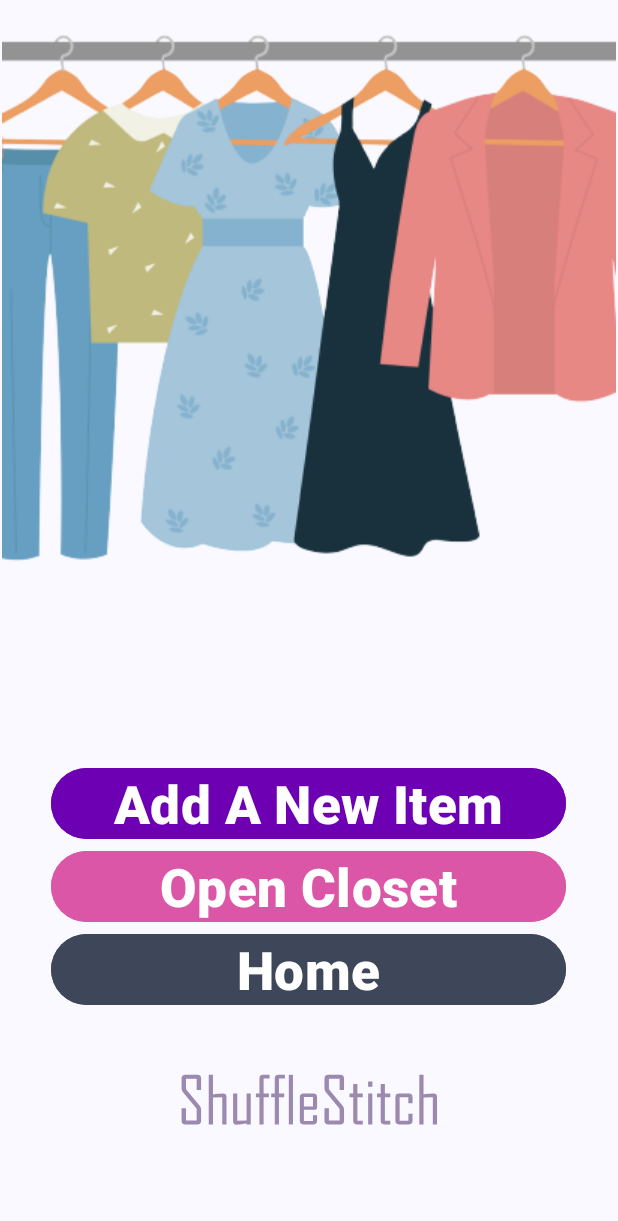
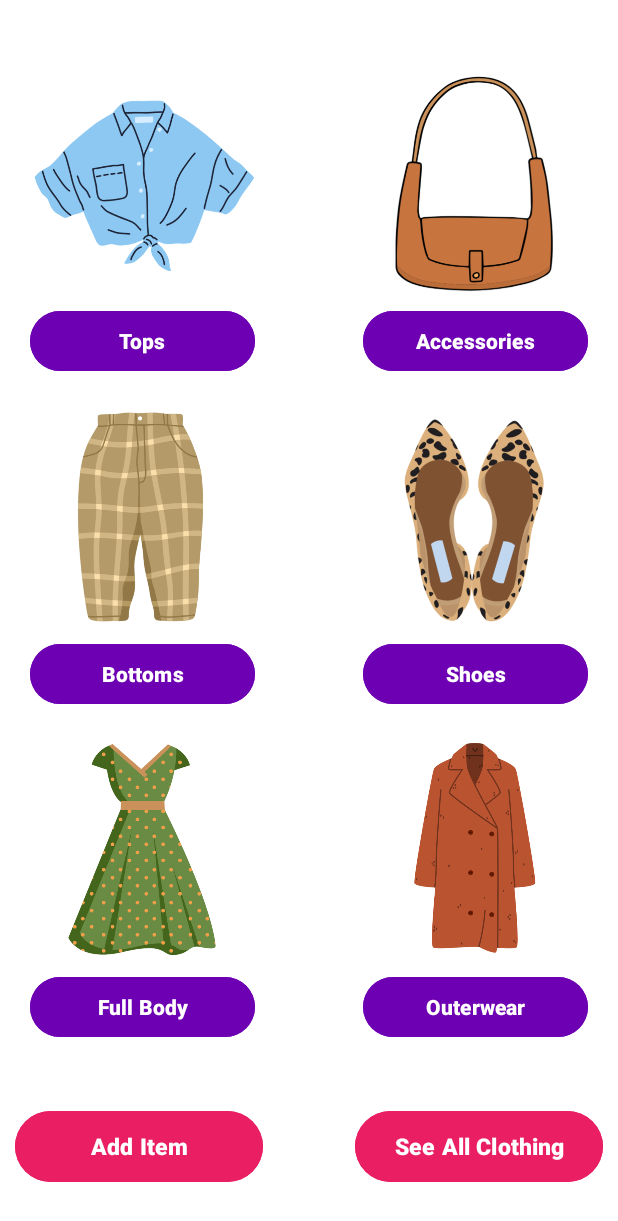
Before and after one commit to S-M-Flynn/ShuffleStitch, an Android app: the layout closet_activity.xml on its own in the app's theme, with its tools: preview values and no code run, on a phone screen of 412 x 824 dp. Shown: the top 1221 px of the screen. Run offline under Robolectric (Android 15) with nearby library versions, the phone set to English and light mode, and no system bars.

Commit message:
added changes to the startup page and fixed shuffle

```diff
--- a/app/src/main/res/layout/activity_selection.xml
+++ b/app/src/main/res/layout/activity_selection.xml
@@ -47,10 +47,10 @@
     <Button
         android:id="@+id/open_closet_button"
         android:layout_width="343dp"
-        android:layout_height="60dp"
+        android:layout_height="80dp"
         android:text="@string/goto_closet"
         android:textColor="@android:color/white"
-        android:textSize="35sp"
+        android:textSize="45sp"
         android:textStyle="bold"
         android:gravity="center"
         android:padding="0dp"
@@ -68,11 +68,11 @@
     <Button
         android:id="@+id/shuffle_button"
         android:layout_width="343dp"
-        android:layout_height="60dp"
+        android:layout_height="80dp"
         android:textStyle="bold"
         android:text="@string/shuffle_button"
         android:backgroundTint="#DB56A6"
-        android:textSize="35sp"
+        android:textSize="45sp"
         android:gravity="center"
         android:padding="0dp"
         android:textColor="@android:color/white"
@@ -90,7 +90,9 @@
         android:src="@drawable/group_1"
         app:layout_constraintStart_toStartOf="parent"
         app:layout_constraintEnd_toEndOf="parent"
+        app:layout_constraintTop_toBottomOf="@id/shuffle_button"
         app:layout_constraintBottom_toBottomOf="parent"
         app:layout_constraintHeight_percent="0.4"
         android:scaleType="centerInside" />
+
 </androidx.constraintlayout.widget.ConstraintLayout>
--- a/app/src/main/res/layout/closet_activity.xml
+++ b/app/src/main/res/layout/closet_activity.xml
@@ -1,69 +1,180 @@
-<?xml version="1.0" encoding="utf-8"?>
 <RelativeLayout xmlns:android="http://schemas.android.com/apk/res/android"
     android:layout_width="match_parent"
     android:layout_height="match_parent"
-    android:background="@null"
+    android:background="@color/white"
     android:gravity="center"
     android:orientation="vertical">
 
+    <!-- Row 1: Tops and Accessories -->
+    <ImageView
+        android:id="@+id/tops_icon"
+        android:layout_width="150dp"
+        android:layout_height="150dp"
+        android:src="@drawable/top"
+        android:contentDescription="Tops Icon"
+        android:layout_alignParentStart="true"
+        android:layout_marginStart="20dp"
+        android:layout_marginTop="45dp" />
+
+    <Button
+        android:id="@+id/tops_label"
+        android:layout_width="150dp"
+        android:layout_height="48dp"
+        android:layout_below="@id/tops_icon"
+        android:layout_alignStart="@id/tops_icon"
+        android:layout_marginTop="8dp"
+        android:backgroundTint="@color/purple"
+        android:text="Tops"
+        android:textColor="#FFFFFF"
+        android:textSize="14sp"
+        android:textStyle="bold" />
 
     <ImageView
-        android:id="@+id/closet_photo"
-        android:layout_width="match_parent"
-        android:layout_height="wrap_content"
-        android:contentDescription="closet image"
-        android:scaleType="fitCenter"
-        android:src="@drawable/group_2" />
+        android:id="@+id/accessories_icon"
+        android:layout_width="150dp"
+        android:layout_height="150dp"
+        android:src="@drawable/accessories"
+        android:contentDescription="Accessories Icon"
+        android:layout_alignParentEnd="true"
+        android:layout_marginEnd="20dp"
+        android:layout_marginTop="45dp" />
 
     <Button
-        android:id="@+id/camera_button"
-        android:layout_width="343dp"
-        android:layout_height="wrap_content"
-        android:backgroundTint="#6e00b3"
-        android:gravity="center"
-        android:padding="0dp"
-        android:textSize="35sp"
-        android:textStyle="bold"
-        android:layout_above ="@id/goto_closet"
-        android:layout_marginBottom="0dp"
-        android:layout_centerHorizontal="true"
-        android:text="@string/button_camera"/>
+        android:id="@+id/accessories_label"
+        android:layout_width="150dp"
+        android:layout_height="48dp"
+        android:layout_below="@id/accessories_icon"
+        android:layout_alignEnd="@id/accessories_icon"
+        android:layout_marginTop="8dp"
+        android:backgroundTint="@color/purple"
+        android:text="Accessories"
+        android:textColor="#FFFFFF"
+        android:textSize="14sp"
+        android:textStyle="bold" />
+
+    <!-- Row 2: Bottoms and Shoes -->
+    <ImageView
+        android:id="@+id/bottoms_icon"
+        android:layout_width="150dp"
+        android:layout_height="150dp"
+        android:src="@drawable/bottoms"
+        android:contentDescription="Bottoms Icon"
+        android:layout_below="@id/tops_label"
+        android:layout_alignParentStart="true"
+        android:layout_marginStart="20dp"
+        android:layout_marginTop="16dp" />
 
     <Button
-        android:id="@+id/goto_closet"
-        android:layout_width="343dp"
-        android:layout_height="wrap_content"
-        android:backgroundTint="#DB56A6"
-        android:textSize="35sp"
-        android:textStyle="bold"
-        android:gravity="center"
-        android:padding="0dp"
-        android:textColor="@android:color/white"
-        android:layout_centerHorizontal="true"
-        android:layout_above ="@id/home_button"
-        android:layout_marginBottom="0dp"
-        android:text="@string/goto_closet"/>
+        android:id="@+id/bottoms_label"
+        android:layout_width="150dp"
+        android:layout_height="48dp"
+        android:layout_below="@id/bottoms_icon"
+        android:layout_alignStart="@id/bottoms_icon"
+        android:layout_marginTop="8dp"
+        android:backgroundTint="@color/purple"
+        android:text="Bottoms"
+        android:textColor="#FFFFFF"
+        android:textSize="14sp"
+        android:textStyle="bold" />
+
+    <ImageView
+        android:id="@+id/shoes_icon"
+        android:layout_width="150dp"
+        android:layout_height="150dp"
+        android:src="@drawable/shoes"
+        android:contentDescription="Shoes Icon"
+        android:layout_below="@id/accessories_label"
+        android:layout_alignParentEnd="true"
+        android:layout_marginEnd="20dp"
+        android:layout_marginTop="16dp" />
 
     <Button
-        android:id="@+id/home_button"
-        android:layout_width="343dp"
-        android:layout_height="wrap_content"
-        android:backgroundTint="@color/md_theme_onSecondaryFixedVariant"
-        android:textSize="35sp"
+        android:id="@+id/shoes_label"
+        android:layout_width="150dp"
+        android:layout_height="48dp"
+        android:layout_below="@id/shoes_icon"
+        android:layout_alignEnd="@id/shoes_icon"
+        android:layout_marginTop="8dp"
+        android:backgroundTint="@color/purple"
+        android:text="Shoes"
+        android:textColor="#FFFFFF"
+        android:textSize="14sp"
+        android:textStyle="bold" />
+
+    <!-- Row 3: Full Body and Outerwear -->
+    <ImageView
+        android:id="@+id/full_body_icon"
+        android:layout_width="150dp"
+        android:layout_height="150dp"
+        android:src="@drawable/fullbody"
+        android:contentDescription="Full Body Icon"
+        android:layout_below="@id/bottoms_label"
+        android:layout_alignParentStart="true"
+        android:layout_marginStart="20dp"
+        android:layout_marginTop="16dp" />
+
+    <Button
+        android:id="@+id/full_body_label"
+        android:layout_width="150dp"
+        android:layout_height="48dp"
+        android:layout_below="@id/full_body_icon"
+        android:layout_alignStart="@id/full_body_icon"
+        android:layout_marginTop="8dp"
+        android:backgroundTint="@color/purple"
+        android:text="Full Body"
+        android:textColor="#FFFFFF"
+        android:textSize="14sp"
+        android:textStyle="bold" />
+
+    <ImageView
+        android:id="@+id/outerwear_icon"
+        android:layout_width="150dp"
+        android:layout_height="150dp"
+        android:src="@drawable/outerwear"
+        android:contentDescription="Outerwear Icon"
+        android:layout_below="@id/shoes_label"
+        android:layout_alignParentEnd="true"
+        android:layout_marginEnd="20dp"
+        android:layout_marginTop="16dp" />
+
+    <Button
+        android:id="@+id/outerwear_label"
+        android:layout_width="150dp"
+        android:layout_height="48dp"
+        android:layout_below="@id/outerwear_icon"
+        android:layout_alignEnd="@id/outerwear_icon"
+        android:layout_marginTop="8dp"
+        android:backgroundTint="@color/purple"
+        android:text="Outerwear"
+        android:textColor="#FFFFFF"
+        android:textSize="14sp"
+        android:textStyle="bold" />
+    <!-- Bottom Buttons -->
+    <Button
+        android:id="@+id/add_item_button"
+        android:layout_width="165dp"
+        android:layout_height="55dp"
+        android:text="Add Item"
+        android:backgroundTint="#E91E63"
+        android:textColor="#FFFFFF"
         android:textStyle="bold"
-        android:gravity="center"
-        android:padding="0dp"
-        android:textColor="@android:color/white"
-        android:layout_centerHorizontal="true"
+        android:textSize="15sp"
+        android:layout_alignParentStart="true"
         android:layout_alignParentBottom="true"
-        android:layout_marginBottom="150dp"
-        android:text="@string/home_button" />
-    <ImageView
-        android:id="@+id/imageView1"
-        android:layout_width="match_parent"
-        android:layout_height="wrap_content"
-        android:scaleType="fitCenter"
+        android:layout_marginStart="10dp"
+        android:layout_marginBottom="32dp"/>
+
+    <Button
+        android:id="@+id/see_all_clothing_button"
+        android:layout_width="165dp"
+        android:layout_height="55dp"
+        android:text="See All Clothing"
+        android:backgroundTint="#E91E63"
+        android:textColor="#FFFFFF"
+        android:textStyle="bold"
+        android:textSize="15sp"
+        android:layout_alignParentEnd="true"
         android:layout_alignParentBottom="true"
-        android:layout_marginBottom="0dp"
-        android:src="@drawable/banner_image" />
+        android:layout_marginEnd="10dp"
+        android:layout_marginBottom="32dp"/>
 </RelativeLayout>
--- a/app/src/main/res/values/colors.xml
+++ b/app/src/main/res/values/colors.xml
@@ -142,6 +142,8 @@
     <color name="md_theme_surfaceContainerHigh_highContrast">#E7E8EE</color>
     <color name="md_theme_surfaceContainerHighest_highContrast">#E2E2E9</color>
     <color name="white">#FFFFFF</color>
-    <color name="purple_500">#6200EE</color>
+    <color name="purple">#6e00b3</color>
+    <color name="pink">#DB56A6</color>
     <color name="teal_700">#018786</color>
+    <color name="black">#000000</color>
 </resources>
```
Also changed, not shown: app/src/main/res/drawable/accessories.png (added), app/src/main/res/drawable/bottoms.png (added), app/src/main/res/drawable/fullbody.png (added), app/src/main/res/drawable/outerwear.png (added), app/src/main/res/drawable/shoes.png (added), app/src/main/res/drawable/top.png (added).
